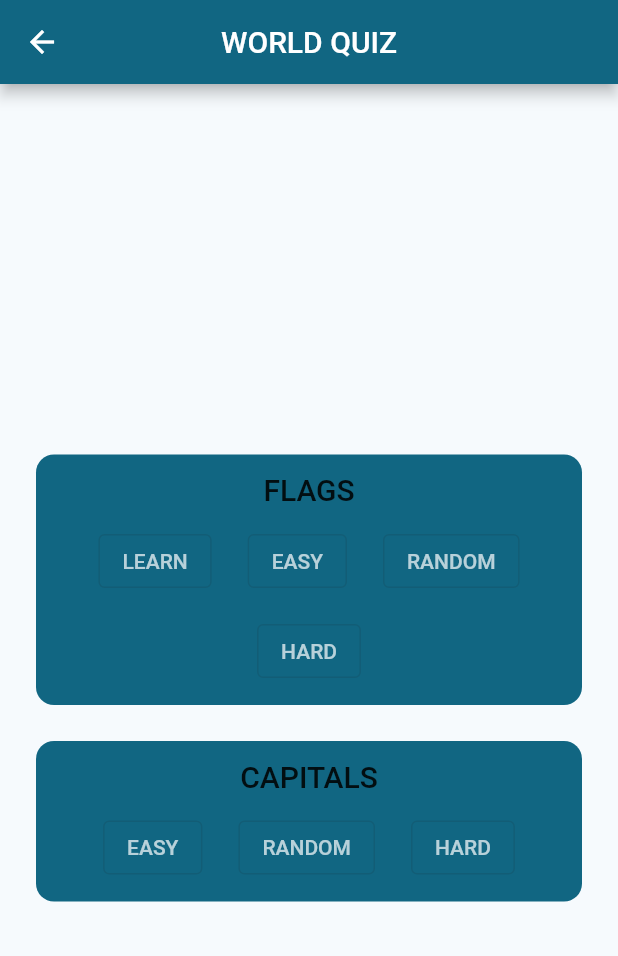
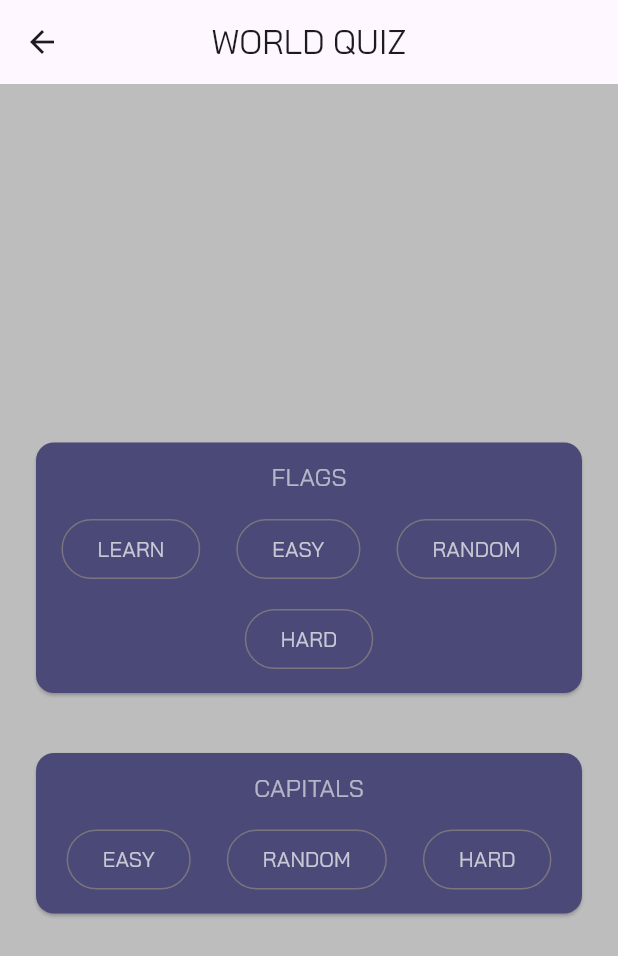
Before and after one commit to ed-mota-teixeira/world, a Flutter app: the MenuPage screen opened by its route, on a phone screen of 412 x 824 dp. Shown: the top 956 px of the screen. Run offline on Flutter 3.47's test engine with Material 2 defaults, Android fonts, the light colour scheme and no system bars; our stand-ins replace animated_flip_counter, audioplayers, flutter_riverpod, percent_indicator; missing offline and left inert: animated_snack_bar, image_fade, window_size.

Commit message:
New theme

```diff
--- a/lib/models/game_page_argument.dart
+++ b/lib/models/game_page_argument.dart
@@ -5,6 +5,7 @@ import 'country.dart';
 class GamePageArgument {
   final List<Country> list;
   final Widget guessWidget;
+  final String title;
 
-  GamePageArgument(this.list, this.guessWidget);
+  GamePageArgument(this.list, this.guessWidget, {this.title = 'WORLD QUIZ'});
 }
--- a/lib/views/widgets/menu_option_item.dart
+++ b/lib/views/widgets/menu_option_item.dart
@@ -25,21 +25,28 @@ class MenuOptionItem extends StatelessWidget {
         ? Platform.isWindows || Platform.isLinux || Platform.isMacOS
         : true;
 
-    return Container(
+    return Card(
+      color: Theme.of(context).primaryColor,
+      semanticContainer: false,
+      margin: const EdgeInsets.all(8),
+      child: SizedBox(
           width: isDesktop ? w / 2 : w - 48,
-        decoration: BoxDecoration(
-            color: Theme.of(context).primaryColor,
-            borderRadius: const BorderRadius.all(Radius.circular(12))),
           child: Column(
             mainAxisAlignment: MainAxisAlignment.center,
             children: [
-            Padding(
+              Align(
+                alignment: Alignment.bottomCenter,
+                child: Padding(
                   padding: const EdgeInsetsDirectional.all(12),
                   child: Text(
                     title,
                     maxLines: 1,
                     overflow: TextOverflow.ellipsis,
-                style: Theme.of(context).textTheme.headline6,
+                    style: TextStyle(
+                        fontSize:
+                            Theme.of(context).textTheme.subtitle1!.fontSize,
+                        color: Colors.white60),
+                  ),
                 ),
               ),
               Wrap(
@@ -93,6 +100,7 @@ class MenuOptionItem extends StatelessWidget {
                 ],
               ),
             ],
-        ));
+          )),
+    );
   }
 }
```
Also changed, not shown: lib/main.dart (+10 -4 lines), lib/views/pages/game_page.dart (+16 -7 lines), lib/views/widgets/animated_scale_icon_widget.dart (deleted, +0 -36 lines), lib/views/widgets/text_selection_item.dart (+1 -7 lines). Lines whose indentation alone changed are shown as unchanged.
